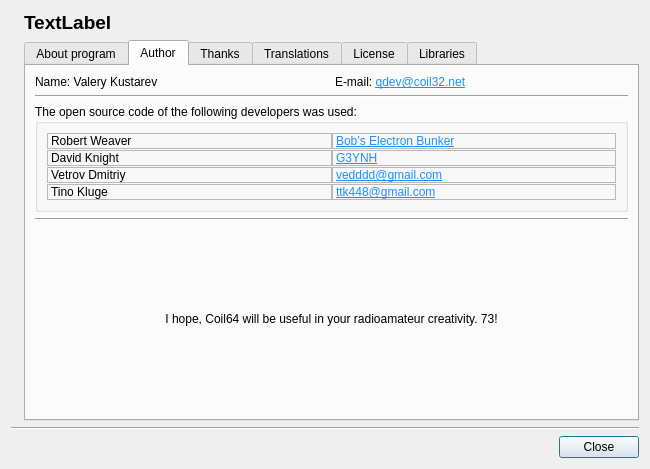
Qt form about.ui (radioacoustick/Coil64) before a commit.
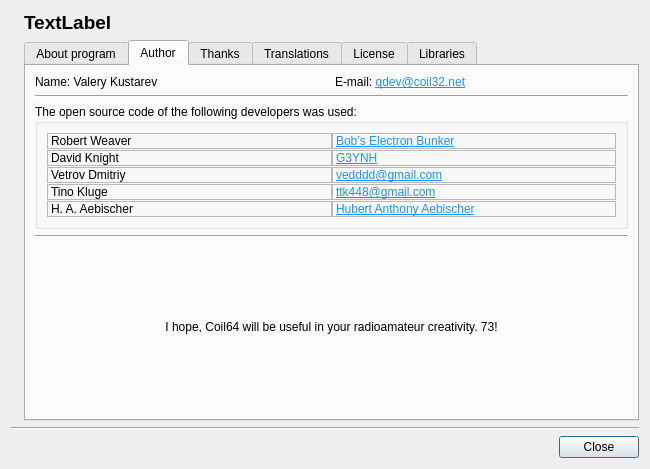
The same form after that commit. The open tabs and pages were chosen to show the change. Icons and pictures are not drawn.

```diff
--- a/about.ui
+++ b/about.ui
@@ -363,6 +363,29 @@
                   </property>
                  </widget>
                 </item>
+                <item row="4" column="0">
+                 <widget class="QLabel" name="label_30">
+                  <property name="frameShape">
+                   <enum>QFrame::StyledPanel</enum>
+                  </property>
+                  <property name="text">
+                   <string notr="true">H. A. Aebischer</string>
+                  </property>
+                 </widget>
+                </item>
+                <item row="4" column="1">
+                 <widget class="QLabel" name="label_31">
+                  <property name="frameShape">
+                   <enum>QFrame::StyledPanel</enum>
+                  </property>
+                  <property name="text">
+                   <string notr="true">&lt;a href=&quot;https://www.researchgate.net/profile/Hubert-Aebischer&quot;&gt;&lt;span style=&quot;text-decoration: underline; color:DodgerBlue;&quot;&gt;Hubert Anthony Aebischer&lt;/span&gt;&lt;/a&gt;</string>
+                  </property>
+                  <property name="openExternalLinks">
+                   <bool>true</bool>
+                  </property>
+                 </widget>
+                </item>
                </layout>
               </item>
              </layout>
```
Left out of the diff: 5 changed lines with no effect on the pictures.
